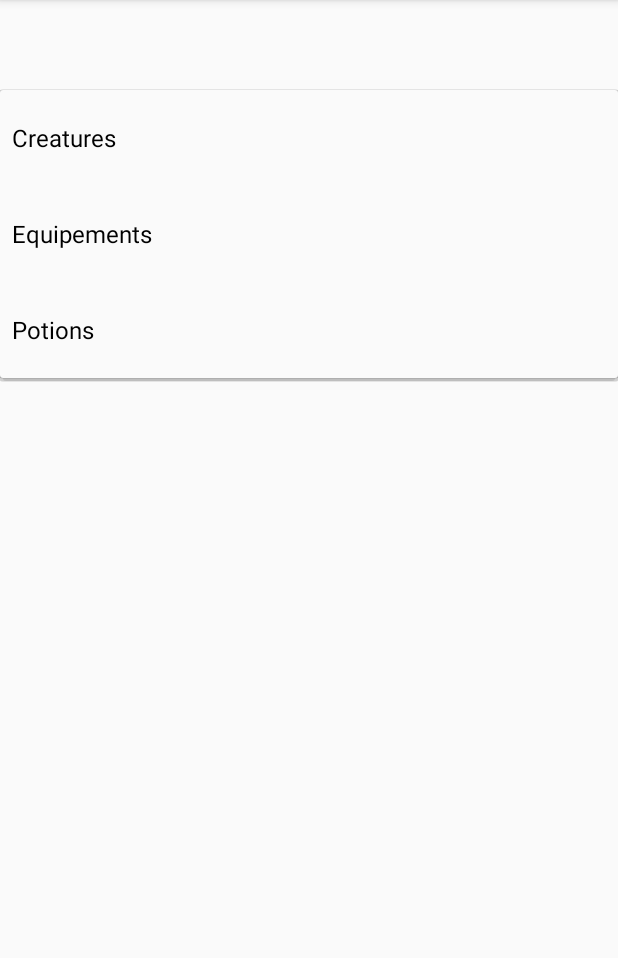
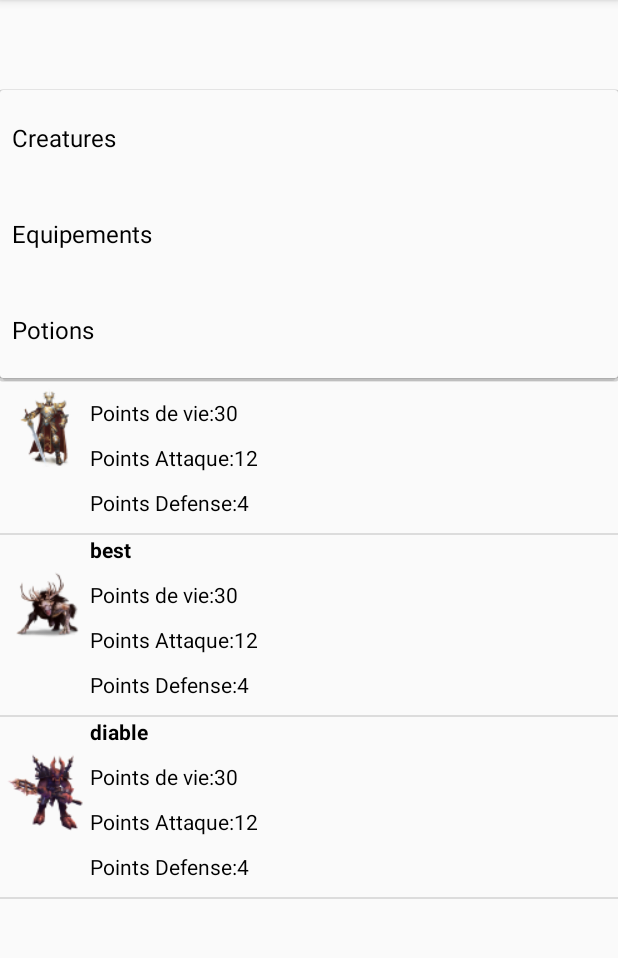
Before and after one commit to PhilyT/CodeBarreBattler, an Android app: the Gestion screen opened directly, with no data from a screen before it, after a tap on "Creatures", on a phone screen of 412 x 824 dp, the part 84-1042 px from its top. Run offline under Robolectric (Android 15) with nearby library versions, the phone set to English and light mode, and no system bars.

Commit message:
affichage de la liste des creatures

```diff
--- /dev/null
+++ b/app/src/main/java/com/example/mbds/barcodebattler/DataCreature.java
@@ -0,0 +1,106 @@
+package com.example.mbds.barcodebattler;
+
+import android.content.Context;
+import android.database.DataSetObserver;
+import android.view.View;
+import android.view.ViewGroup;
+import android.widget.ImageView;
+import android.widget.ListAdapter;
+import android.widget.TextView;
+
+import java.util.ArrayList;
+
+/**
+ * Created by deptinfo on 13/01/2018.
+ */
+
+public class DataCreature  implements ListAdapter {
+    Context context;
+    ArrayList<Creature> creatures;
+    public DataCreature(Context context , ArrayList<Creature> creatures ) {
+        this.context=context;
+        this.creatures=creatures;
+    }
+
+    @Override
+    public boolean areAllItemsEnabled() {
+        return true;
+    }
+
+    @Override
+    public boolean isEnabled(int i) {
+        return true;
+    }
+
+    @Override
+    public void registerDataSetObserver(DataSetObserver dataSetObserver) {
+
+    }
+
+    @Override
+    public void unregisterDataSetObserver(DataSetObserver dataSetObserver) {
+
+    }
+
+    @Override
+    public int getCount() {
+        return creatures.size();
+    }
+
+    @Override
+    public Object getItem(int i) {
+        return creatures.get(i);
+    }
+
+    @Override
+    public long getItemId(int i) {
+        return i;
+    }
+
+    @Override
+    public boolean hasStableIds() {
+        return true;
+    }
+
+    @Override
+    public View getView(int i, View view, ViewGroup viewGroup) {
+        TextView txtNom ,txtPv, txtAttaque, txtDefense;
+        ImageView image ;
+        View returnView ;
+        if(view==null){
+        returnView= View.inflate(this.context,R.layout.layoutcreature,null);
+        txtNom=(TextView) returnView.findViewById(R.id.nom);
+            txtNom.setText(creatures.get(i).Nom);
+        txtPv=(TextView) returnView.findViewById(R.id.pv);
+            txtPv.setText("Points de vie:"+creatures.get(i).PV);
+        txtAttaque=(TextView) returnView.findViewById(R.id.attaque);
+            txtAttaque.setText("Points Attaque:"+creatures.get(i).Attaque);
+        txtDefense=(TextView) returnView.findViewById(R.id.defense);
+            txtDefense.setText("Points Defense:"+creatures.get(i).Defense);
+        if(creatures.get(i).Image != null)
+        {
+            image=(ImageView) returnView.findViewById(R.id.image);
+            image.setImageBitmap(creatures.get(i).Image);
+        }
+        return returnView;
+    }
+        else
+                return view;
+
+}
+
+    @Override
+    public int getItemViewType(int i) {
+        return 0;
+    }
+
+    @Override
+    public int getViewTypeCount() {
+        return 1;
+    }
+
+    @Override
+    public boolean isEmpty() {
+        return creatures.isEmpty();
+    }
+}
--- /dev/null
+++ b/app/src/main/java/com/example/mbds/barcodebattler/Equipement.java
@@ -0,0 +1,52 @@
+package com.example.mbds.barcodebattler;
+
+import android.graphics.Bitmap;
+import android.os.Parcel;
+import android.os.Parcelable;
+
+/**
+ * Created by deptinfo on 13/01/2018.
+ */
+
+public class Equipement implements Parcelable {
+    public int Id;
+    public String Nom;
+    public Bitmap Image;
+    public Equipement(String nom, Bitmap image){
+        Nom = nom;
+        Image = image;
+    }
+    public Equipement(){
+
+    }
+
+    protected Equipement(Parcel in) {
+        Id = in.readInt();
+        Nom = in.readString();
+        Image = in.readParcelable(Bitmap.class.getClassLoader());
+    }
+
+    public static final Creator<Equipement> CREATOR = new Creator<Equipement>() {
+        @Override
+        public Equipement createFromParcel(Parcel in) {
+            return new Equipement(in);
+        }
+
+        @Override
+        public Equipement[] newArray(int size) {
+            return new Equipement[size];
+        }
+    };
+
+    @Override
+    public int describeContents() {
+        return 0;
+    }
+
+    @Override
+    public void writeToParcel(Parcel parcel, int i) {
+        parcel.writeInt(Id);
+        parcel.writeString(Nom);
+        parcel.writeParcelable(Image, i);
+    }
+}
--- a/app/src/main/java/com/example/mbds/barcodebattler/Gestion.java
+++ b/app/src/main/java/com/example/mbds/barcodebattler/Gestion.java
@@ -1,6 +1,7 @@
 package com.example.mbds.barcodebattler;
 
 import android.content.Intent;
+import android.graphics.BitmapFactory;
 import android.support.v7.app.AppCompatActivity;
 import android.os.Bundle;
 import android.util.Log;
@@ -9,26 +10,32 @@ import android.widget.AdapterView;
 import android.widget.ArrayAdapter;
 import android.widget.ListView;
 import android.widget.Spinner;
+import android.widget.TextView;
+
+import org.w3c.dom.Text;
 
 import java.util.ArrayList;
 
 
 public class Gestion extends AppCompatActivity {
     ListView mListView;
-    ArrayList<String> creatures = new ArrayList<String>();
-    ArrayList<String> equipements = new ArrayList<String>();
-    ArrayList<Integer> Potion = new ArrayList<Integer>();
+    ArrayList<Creature> creatures = new ArrayList<Creature>();
+    ArrayList<Equipement> equipements = new ArrayList<Equipement>();
+    int potion=30;
+    TextView points;
 
     @Override
     protected void onCreate(Bundle savedInstanceState) {
         super.onCreate(savedInstanceState);
         setContentView(R.layout.activity_gestion);
-
+        initialise();
+        mListView =(ListView)findViewById(R.id.listView) ;
         Spinner spinner = (Spinner) findViewById(R.id.spinner);
         String[] items = new String[] { "Creatures", "Equipements", "Potions"  };
         ArrayAdapter<String> adapter = new ArrayAdapter<String>(this, android.R.layout.simple_spinner_item, items);
         adapter.setDropDownViewResource(R.layout.spinner_dropdown_item);
         spinner.setAdapter(adapter);
+
         spinner.setOnItemSelectedListener(new AdapterView.OnItemSelectedListener() {
             @Override
             public void onItemSelected(AdapterView<?> parent, View view,
@@ -36,6 +43,24 @@ public class Gestion extends AppCompatActivity {
             {
                 Log.v("item", (String) parent.getItemAtPosition(position));
                 String item = (String) parent.getItemAtPosition(position);
+
+                if(item.equalsIgnoreCase("Creatures")){
+                    DataCreature dataCreature = new DataCreature(Gestion.this,creatures);
+
+                    mListView.setAdapter(dataCreature);
+
+                }
+                else if(item.equalsIgnoreCase("Equipements")){
+                    final ArrayAdapter<Equipement> equipementAdapter = new ArrayAdapter<Equipement>(Gestion.this, android.R.layout.simple_list_item_1, equipements);
+                    mListView.setAdapter(equipementAdapter);
+                }
+                else if(item.equalsIgnoreCase("Potions")){
+                  points=  (TextView) findViewById(R.id.points);
+                    points.setText(" Reserve de potion"+potion);
+
+
+                }
+
             }
 
             @Override
@@ -45,5 +70,18 @@ public class Gestion extends AppCompatActivity {
         });
 
     }
+    public void initialise(){
+        creatures.add(new Creature("archer", 30, 4, 12, BitmapFactory.decodeResource(this.getResources(), R.mipmap.archer_squelette)));
+        creatures.add(new Creature("chevalier", 30, 4, 12, BitmapFactory.decodeResource(this.getResources(), R.mipmap.chevalier)));
+        creatures.add(new Creature("best", 30, 4, 12, BitmapFactory.decodeResource(this.getResources(), R.mipmap.best)));
+        creatures.add(new Creature("diable", 30, 4, 12, BitmapFactory.decodeResource(this.getResources(), R.mipmap.diable)));
+
+
+        equipements.add(new Equipement("archer", BitmapFactory.decodeResource(this.getResources(), R.mipmap.archer_squelette)));
+        equipements.add(new Equipement("feticheur", BitmapFactory.decodeResource(this.getResources(), R.mipmap.feticheur)));
+        equipements.add(new Equipement("chevalier", BitmapFactory.decodeResource(this.getResources(), R.mipmap.chevalier)));
+        equipements.add(new Equipement("best", BitmapFactory.decodeResource(this.getResources(), R.mipmap.best)));
+
+    }
 
 }
--- a/app/src/main/res/layout/activity_gestion.xml
+++ b/app/src/main/res/layout/activity_gestion.xml
@@ -36,7 +36,7 @@
         android:layout_height="wrap_content"
         android:textAlignment="center"
         android:textSize="30dp"
-        android:id="@+id/nom"
+        android:id="@+id/points"
 
         android:layout_alignParentBottom="true"
         android:layout_alignParentEnd="true"
--- /dev/null
+++ b/app/src/main/res/layout/layoutcreature.xml
@@ -0,0 +1,45 @@
+<?xml version="1.0" encoding="utf-8"?>
+<RelativeLayout
+    xmlns:android="http://schemas.android.com/apk/res/android"
+    android:layout_width="match_parent"
+    android:layout_height="match_parent">
+
+    <ImageView
+        android:id="@+id/image"
+        android:layout_width="60dp"
+        android:layout_height="100dp"
+        />
+
+    <TextView
+        android:id="@+id/nom"
+        android:layout_width="wrap_content"
+        android:layout_height="30dp"
+        android:textColor="@android:color/black"
+        android:layout_toRightOf="@id/image"
+        android:layout_alignParentEnd="true"
+        android:layout_alignParentTop="true"
+        android:textStyle="bold" />
+
+    <TextView android:id="@+id/pv"
+        android:layout_width="wrap_content"
+        android:layout_height="30dp"
+        android:textColor="@android:color/black"
+        android:layout_below="@id/nom"
+        android:layout_alignParentEnd="true"
+        android:layout_toRightOf="@id/image"/>
+    <TextView android:id="@+id/attaque"
+        android:layout_width="wrap_content"
+        android:layout_height="30dp"
+        android:textColor="@android:color/black"
+        android:layout_below="@id/pv"
+        android:layout_alignParentEnd="true"
+        android:layout_toRightOf="@id/image"/>
+    <TextView android:id="@+id/defense"
+        android:layout_width="wrap_content"
+        android:layout_height="30dp"
+        android:textColor="@android:color/black"
+        android:layout_below="@id/attaque"
+        android:layout_alignParentEnd="true"
+        android:layout_toRightOf="@id/image"/>
+
+</RelativeLayout>
```
Also changed, not shown: app/src/main/java/com/example/mbds/barcodebattler/MainActivity.java (line endings or trailing spaces).
